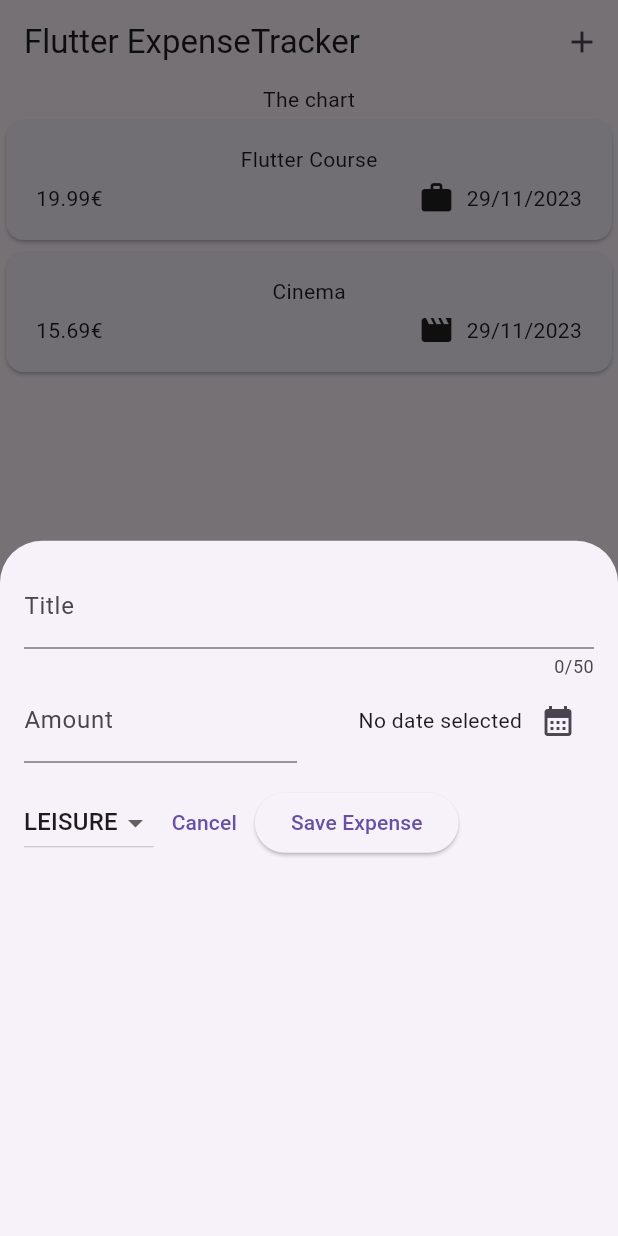
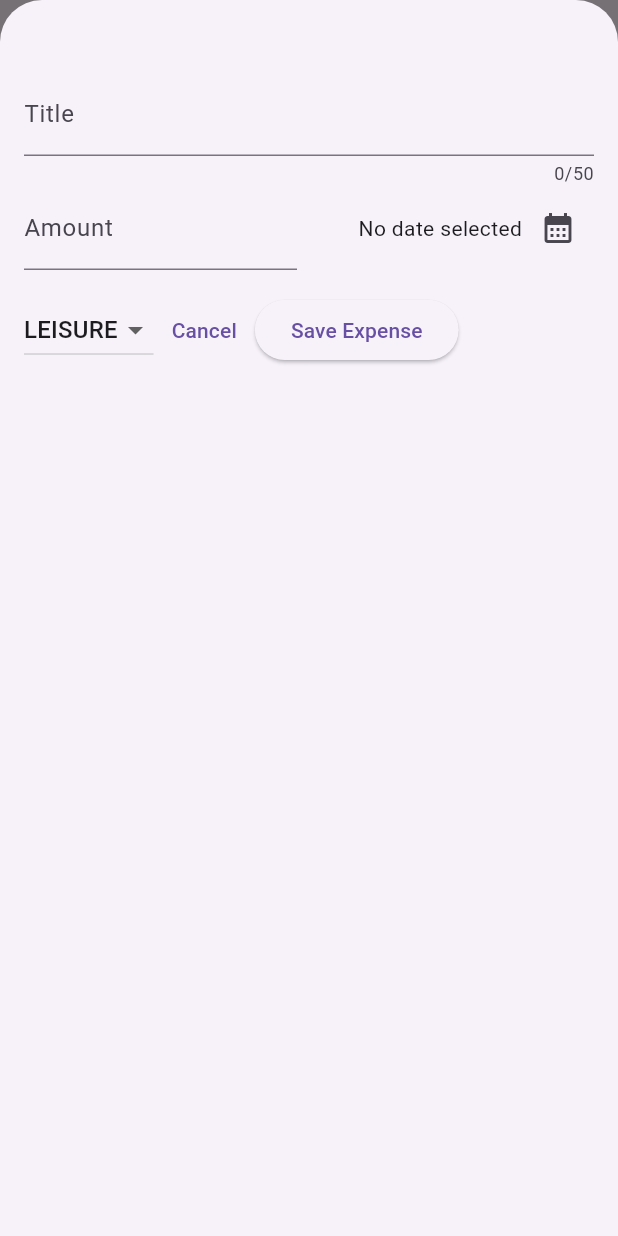
Before and after one commit to salvo27/expense_tracker_app, a Flutter app: the screen it shows after launch, after a tap on the "add" icon, on a phone screen of 412 x 824 dp. Run offline on Flutter 3.47's test engine with Material 3 defaults, Android fonts, the phone set to English and light mode, and no system bars.

Commit message:
fixed date and padding

```diff
--- a/lib/widgets/expenses.dart
+++ b/lib/widgets/expenses.dart
@@ -30,6 +30,7 @@ class _ExpensesState extends State<Expenses> {
 
   _openAddExpenseOverlay() {
     showModalBottomSheet(
+      isScrollControlled: true,
       context: context,
       builder: (ctx) => NewExpense(onAddExpense: _addExpense),
     );
--- a/lib/widgets/new_expense.dart
+++ b/lib/widgets/new_expense.dart
@@ -68,6 +68,7 @@ class _NewExpenseState extends State<NewExpense> {
         category: _selectedCategory,
       ),
     );
+    Navigator.pop(context);
   }
 
   @override
@@ -81,7 +82,7 @@ class _NewExpenseState extends State<NewExpense> {
   @override
   Widget build(BuildContext conetxt) {
     return Padding(
-      padding: const EdgeInsets.all(16),
+      padding: const EdgeInsets.fromLTRB(16, 48, 16, 16,),
       child: Column(
         children: [
           TextField(
```
